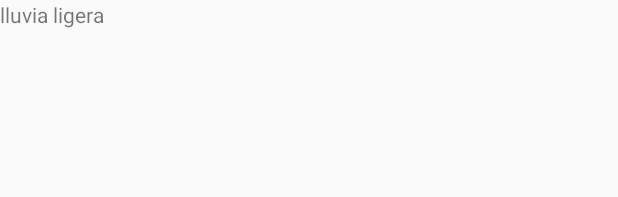
After one commit to Fer-Romero96/SmartWeather, an Android app: the layout fragment_weather_detail.xml on its own in the app's theme, with its tools: preview values and no code run, on a phone screen of 412 x 824 dp. The commit adds this screen. Shown: the top 197 px of the screen. Run offline under Robolectric (Android 15) with nearby library versions, the phone set to English and light mode, and no system bars.

```diff
--- a/app/build.gradle
+++ b/app/build.gradle
@@ -2,6 +2,7 @@ plugins {
     id 'com.android.application'
     id 'kotlin-android'
     id("androidx.navigation.safeargs.kotlin")
+    id("kotlin-parcelize")
 }
 
 android {
--- /dev/null
+++ b/app/src/main/res/layout/fragment_weather_detail.xml
@@ -0,0 +1,22 @@
+<?xml version="1.0" encoding="utf-8"?>
+<androidx.constraintlayout.widget.ConstraintLayout xmlns:android="http://schemas.android.com/apk/res/android"
+    xmlns:app="http://schemas.android.com/apk/res-auto"
+    xmlns:tools="http://schemas.android.com/tools"
+    android:layout_width="match_parent"
+    android:layout_height="match_parent"
+    tools:context=".WeatherDetailFragment">
+
+    <!-- TODO: Update blank fragment layout -->
+    <LinearLayout
+        android:layout_width="match_parent"
+        android:layout_height="match_parent"
+        android:orientation="vertical">
+
+        <TextView
+            android:id="@+id/weatherText"
+            android:layout_width="match_parent"
+            android:layout_height="match_parent"
+            android:text="lluvia ligera" />
+    </LinearLayout>
+
+</androidx.constraintlayout.widget.ConstraintLayout>
```
Also changed, not shown: app/src/main/java/com/example/smartweather/WeatherDetailFragment.kt (added, +36 -0 lines), app/src/main/java/com/example/smartweather/WeatherHomeFragment.kt (+10 -5 lines), app/src/main/java/com/example/smartweather/model/Weather.kt (+14 -6 lines), app/src/main/java/com/example/smartweather/view/WheatherAdapter.kt (+19 -3 lines), app/src/main/res/layout/weather_row.xml (+6 -2 lines), app/src/main/res/navigation/navigation.xml (+14 -1 lines).
